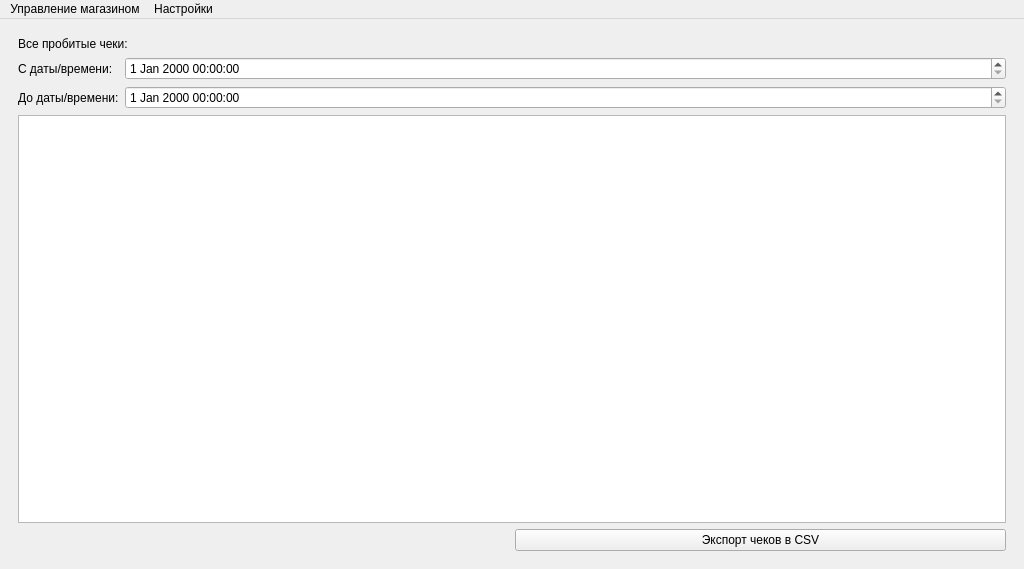
Old version of the form ui/design.ui in the repository CralixRaev/qtCashier.
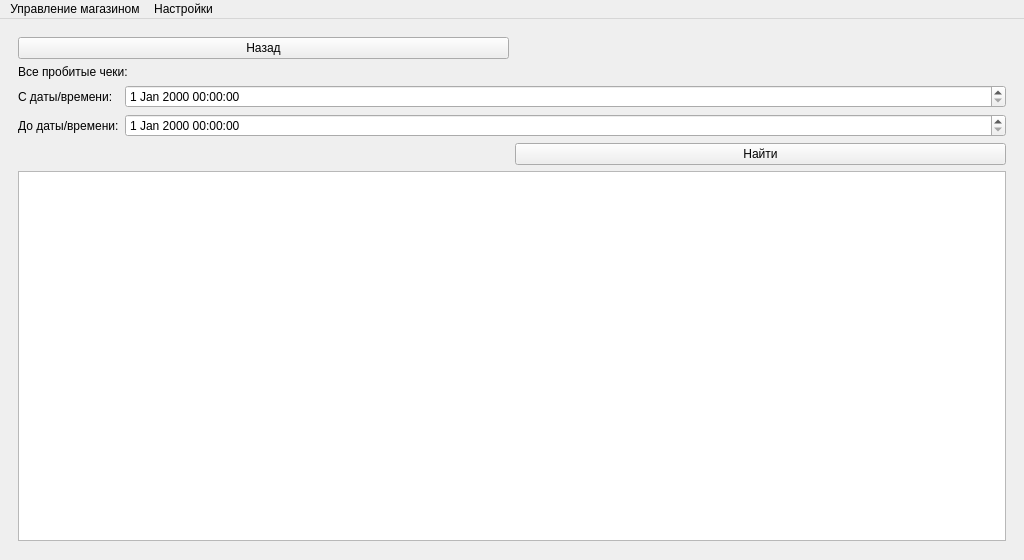
New version of the form. The open tabs and pages were chosen to show the change. Icons and pictures are not drawn.

```diff
--- a/ui/design.ui
+++ b/ui/design.ui
@@ -7,7 +7,7 @@
     <x>0</x>
     <y>0</y>
     <width>1024</width>
-    <height>569</height>
+    <height>560</height>
    </rect>
   </property>
   <property name="sizePolicy">
@@ -490,31 +490,41 @@
       </widget>
       <widget class="QWidget" name="receiptListPage">
        <layout class="QGridLayout" name="gridLayout_4">
-        <item row="3" column="0" colspan="2">
-         <widget class="QListWidget" name="listWidget"/>
-        </item>
-        <item row="4" column="1">
-         <widget class="QPushButton" name="pushButton">
+        <property name="bottomMargin">
+         <number>10</number>
+        </property>
+        <item row="3" column="1">
+         <widget class="QPushButton" name="receiptListSearch">
           <property name="text">
-           <string>Экспорт чеков в CSV</string>
+           <string>Найти</string>
           </property>
          </widget>
         </item>
-        <item row="0" column="0">
-         <widget class="QLabel" name="label_2">
+        <item row="4" column="0" colspan="2">
+         <widget class="QListWidget" name="receiptList">
+          <property name="editTriggers">
+           <set>QAbstractItemView::NoEditTriggers</set>
+          </property>
+          <property name="defaultDropAction">
+           <enum>Qt::IgnoreAction</enum>
+          </property>
+          <property name="verticalScrollMode">
+           <enum>QAbstractItemView::ScrollPerPixel</enum>
+          </property>
+          <property name="horizontalScrollMode">
+           <enum>QAbstractItemView::ScrollPerPixel</enum>
+          </property>
+         </widget>
+        </item>
+        <item row="1" column="0">
+         <widget class="QLabel" name="receiptListLabel">
           <property name="text">
            <string>Все пробитые чеки:</string>
           </property>
          </widget>
         </item>
-        <item row="1" column="0" colspan="2">
-         <layout class="QFormLayout" name="formLayout">
-          <item row="0" column="1">
-           <widget class="QDateTimeEdit" name="dateTimeEdit"/>
-          </item>
-          <item row="1" column="1">
-           <widget class="QDateTimeEdit" name="dateTimeEdit_2"/>
-          </item>
+        <item row="2" column="0" colspan="2">
+         <layout class="QFormLayout" name="receiptListForm">
           <item row="0" column="0">
            <widget class="QLabel" name="label_3">
             <property name="text">
@@ -522,6 +532,9 @@
             </property>
            </widget>
           </item>
+          <item row="0" column="1">
+           <widget class="QDateTimeEdit" name="receiptListFormFrom"/>
+          </item>
           <item row="1" column="0">
            <widget class="QLabel" name="label_4">
             <property name="text">
@@ -529,8 +542,18 @@
             </property>
            </widget>
           </item>
+          <item row="1" column="1">
+           <widget class="QDateTimeEdit" name="receiptListFormTo"/>
+          </item>
          </layout>
         </item>
+        <item row="0" column="0">
+         <widget class="QPushButton" name="receiptListBackButton">
+          <property name="text">
+           <string>Назад</string>
+          </property>
+         </widget>
+        </item>
        </layout>
       </widget>
      </widget>
```
Left out of the diff: 63 changed lines with no effect on the pictures.
